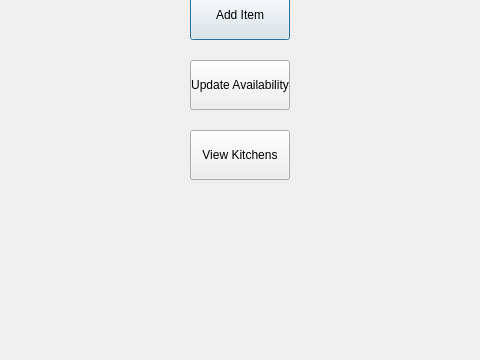
Qt form Frontend/KitchenMenu.ui (YY0NII/DeskFood) before a commit; both pictures show x 360 to 840 and y 140 to 500 of the 1200 by 800 pixel window.
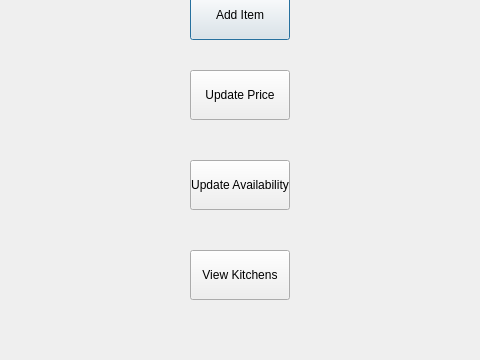
The same form after that commit.

Commit message: Jeralds GUI for the update price Functionality

Diff of the .ui file:
```diff
--- a/Frontend/KitchenMenu.ui
+++ b/Frontend/KitchenMenu.ui
@@ -56,7 +56,7 @@
     <property name="geometry">
      <rect>
       <x>550</x>
-      <y>270</y>
+      <y>390</y>
       <width>100</width>
       <height>50</height>
      </rect>
@@ -69,7 +69,7 @@
     <property name="geometry">
      <rect>
       <x>550</x>
-      <y>200</y>
+      <y>300</y>
       <width>100</width>
       <height>50</height>
      </rect>
@@ -78,6 +78,19 @@
      <string>Update Availability</string>
     </property>
    </widget>
+   <widget class="QPushButton" name="updatePriceBTN">
+    <property name="geometry">
+     <rect>
+      <x>550</x>
+      <y>210</y>
+      <width>100</width>
+      <height>50</height>
+     </rect>
+    </property>
+    <property name="text">
+     <string>Update Price</string>
+    </property>
+   </widget>
   </widget>
  </widget>
  <resources/>
```
The commit also changes 2 other files.
